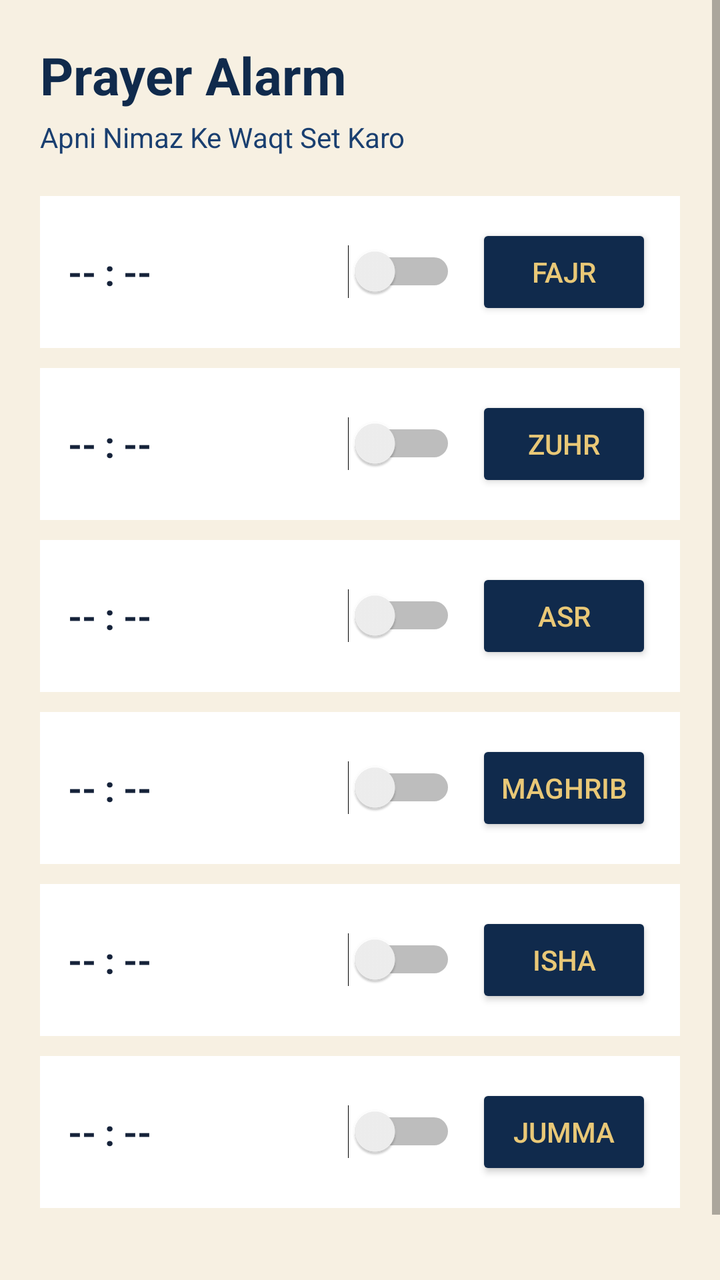
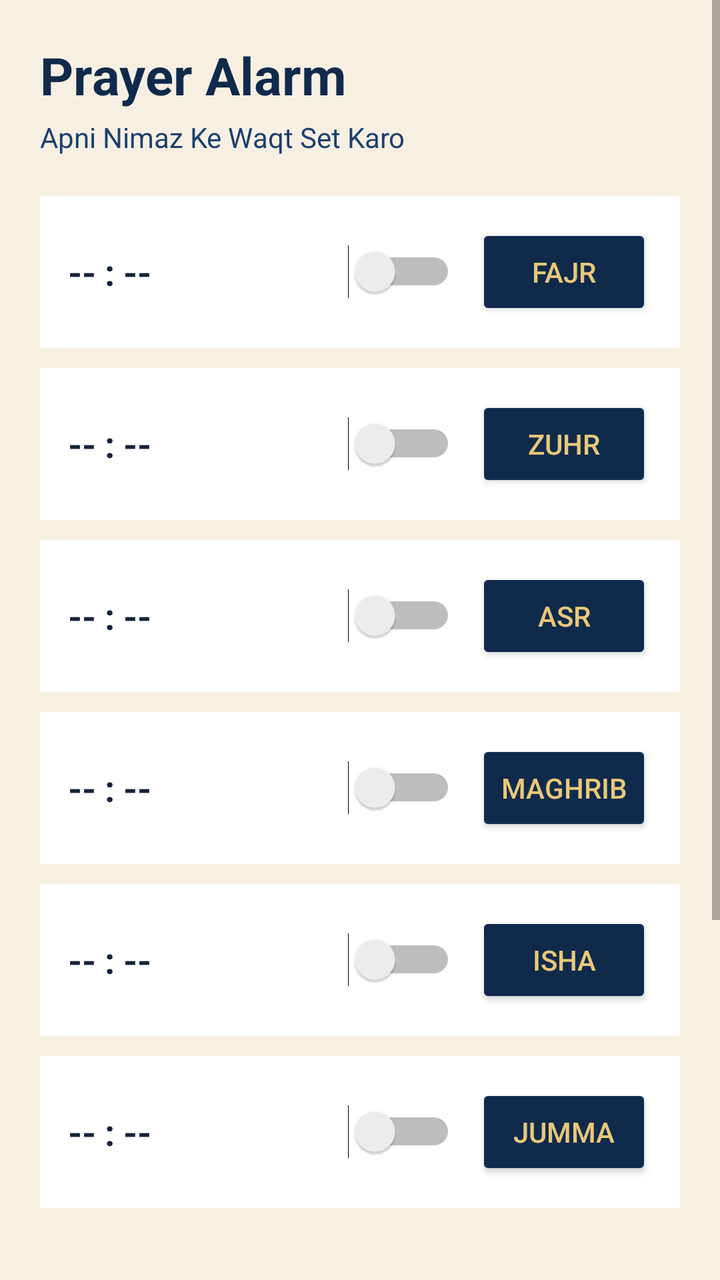

Compare the two renders of this Android layout. The source of the first and the diff that turns it into the second are given below.
<!-- AndroidManifest.xml: application theme Theme.PrayerAlarm -->
<!-- res/layout/activity_main.xml -->
<?xml version="1.0" encoding="utf-8"?>
<ScrollView xmlns:android="http://schemas.android.com/apk/res/android"
    android:layout_width="match_parent"
    android:layout_height="match_parent"
    android:background="@color/cream">

    <LinearLayout
        android:layout_width="match_parent"
        android:layout_height="wrap_content"
        android:orientation="vertical"
        android:padding="20dp">

        <TextView
            android:layout_width="wrap_content"
            android:layout_height="wrap_content"
            android:text="Prayer Alarm"
            android:textColor="@color/navy"
            android:textSize="26sp"
            android:textStyle="bold"/>

        <TextView
            android:layout_width="wrap_content"
            android:layout_height="wrap_content"
            android:layout_marginTop="4dp"
            android:layout_marginBottom="20dp"
            android:text="Apni Nimaz Ke Waqt Set Karo"
            android:textColor="@color/navy2"
            android:textSize="14sp"/>

        <LinearLayout
            android:layout_width="match_parent"
            android:layout_height="wrap_content"
            android:orientation="horizontal"
            android:background="#FFFFFF"
            android:padding="14dp"
            android:layout_marginBottom="10dp"
            android:gravity="center_vertical">
            <TextView
                android:id="@+id/lblFajr"
                android:layout_width="0dp"
                android:layout_height="wrap_content"
                android:layout_weight="1"
                android:text="-- : --"
                android:textColor="@color/textDark"
                android:textSize="18sp"
                android:textStyle="bold"/>
            <Switch
                android:id="@+id/swFajr"
                android:layout_width="wrap_content"
                android:layout_height="wrap_content"
                android:layout_marginEnd="10dp"/>
            <Button
                android:id="@+id/btnFajr"
                android:layout_width="wrap_content"
                android:layout_height="wrap_content"
                android:text="Fajr"
                android:backgroundTint="@color/navy"
                android:textColor="@color/gold"/>
        </LinearLayout>

        <LinearLayout
            android:layout_width="match_parent"
            android:layout_height="wrap_content"
            android:orientation="horizontal"
            android:background="#FFFFFF"
            android:padding="14dp"
            android:layout_marginBottom="10dp"
            android:gravity="center_vertical">
            <TextView
                android:id="@+id/lblZuhr"
                android:layout_width="0dp"
                android:layout_height="wrap_content"
                android:layout_weight="1"
                android:text="-- : --"
                android:textColor="@color/textDark"
                android:textSize="18sp"
                android:textStyle="bold"/>
            <Switch
                android:id="@+id/swZuhr"
                android:layout_width="wrap_content"
                android:layout_height="wrap_content"
                android:layout_marginEnd="10dp"/>
            <Button
                android:id="@+id/btnZuhr"
                android:layout_width="wrap_content"
                android:layout_height="wrap_content"
                android:text="Zuhr"
                android:backgroundTint="@color/navy"
                android:textColor="@color/gold"/>
        </LinearLayout>

        <LinearLayout
            android:layout_width="match_parent"
            android:layout_height="wrap_content"
            android:orientation="horizontal"
            android:background="#FFFFFF"
            android:padding="14dp"
            android:layout_marginBottom="10dp"
            android:gravity="center_vertical">
            <TextView
                android:id="@+id/lblAsr"
                android:layout_width="0dp"
                android:layout_height="wrap_content"
                android:layout_weight="1"
                android:text="-- : --"
                android:textColor="@color/textDark"
                android:textSize="18sp"
                android:textStyle="bold"/>
            <Switch
                android:id="@+id/swAsr"
                android:layout_width="wrap_content"
                android:layout_height="wrap_content"
                android:layout_marginEnd="10dp"/>
            <Button
                android:id="@+id/btnAsr"
                android:layout_width="wrap_content"
                android:layout_height="wrap_content"
                android:text="Asr"
                android:backgroundTint="@color/navy"
                android:textColor="@color/gold"/>
        </LinearLayout>

        <LinearLayout
            android:layout_width="match_parent"
            android:layout_height="wrap_content"
            android:orientation="horizontal"
            android:background="#FFFFFF"
            android:padding="14dp"
            android:layout_marginBottom="10dp"
            android:gravity="center_vertical">
            <TextView
                android:id="@+id/lblMaghrib"
                android:layout_width="0dp"
                android:layout_height="wrap_content"
                android:layout_weight="1"
                android:text="-- : --"
                android:textColor="@color/textDark"
                android:textSize="18sp"
                android:textStyle="bold"/>
            <Switch
                android:id="@+id/swMaghrib"
                android:layout_width="wrap_content"
                android:layout_height="wrap_content"
                android:layout_marginEnd="10dp"/>
            <Button
                android:id="@+id/btnMaghrib"
                android:layout_width="wrap_content"
                android:layout_height="wrap_content"
                android:text="Maghrib"
                android:backgroundTint="@color/navy"
                android:textColor="@color/gold"/>
        </LinearLayout>

        <LinearLayout
            android:layout_width="match_parent"
            android:layout_height="wrap_content"
            android:orientation="horizontal"
            android:background="#FFFFFF"
            android:padding="14dp"
            android:layout_marginBottom="10dp"
            android:gravity="center_vertical">
            <TextView
                android:id="@+id/lblIsha"
                android:layout_width="0dp"
                android:layout_height="wrap_content"
                android:layout_weight="1"
                android:text="-- : --"
                android:textColor="@color/textDark"
                android:textSize="18sp"
                android:textStyle="bold"/>
            <Switch
                android:id="@+id/swIsha"
                android:layout_width="wrap_content"
                android:layout_height="wrap_content"
                android:layout_marginEnd="10dp"/>
            <Button
                android:id="@+id/btnIsha"
                android:layout_width="wrap_content"
                android:layout_height="wrap_content"
                android:text="Isha"
                android:backgroundTint="@color/navy"
                android:textColor="@color/gold"/>
        </LinearLayout>

        <LinearLayout
            android:layout_width="match_parent"
            android:layout_height="wrap_content"
            android:orientation="horizontal"
            android:background="#FFFFFF"
            android:padding="14dp"
            android:layout_marginBottom="10dp"
            android:gravity="center_vertical">
            <TextView
                android:id="@+id/lblJumma"
                android:layout_width="0dp"
                android:layout_height="wrap_content"
                android:layout_weight="1"
                android:text="-- : --"
                android:textColor="@color/textDark"
                android:textSize="18sp"
                android:textStyle="bold"/>
            <Switch
                android:id="@+id/swJumma"
                android:layout_width="wrap_content"
                android:layout_height="wrap_content"
                android:layout_marginEnd="10dp"/>
            <Button
                android:id="@+id/btnJumma"
                android:layout_width="wrap_content"
                android:layout_height="wrap_content"
                android:text="Jumma"
                android:backgroundTint="@color/navy"
                android:textColor="@color/gold"/>
        </LinearLayout>

        <TextView
            android:layout_width="wrap_content"
            android:layout_height="wrap_content"
            android:layout_marginTop="24dp"
            android:text="App band ya phone lock ho, alarm phir bhi bajega."
            android:textColor="@color/navy2"
            android:textSize="12sp"/>

    </LinearLayout>
</ScrollView>
<!-- resources referenced by this layout -->
<resources>
  <color name="cream">#F7F0E2</color>
  <color name="gold">#E9C877</color>
  <color name="navy">#102A4C</color>
  <color name="navy2">#1A3F70</color>
  <color name="textDark">#16233A</color>
  <style name="Theme.PrayerAlarm" parent="Theme.MaterialComponents.DayNight.NoActionBar">
          <item name="colorPrimary">@color/navy</item>
          <item name="colorPrimaryVariant">@color/navy2</item>
          <item name="colorOnPrimary">@color/gold</item>
          <item name="android:windowBackground">@color/cream</item>
      </style>
</resources>

<!-- the commit's change to res/layout/activity_main.xml (unified diff, before → after) -->
@@ -217,9 +217,44 @@
             android:layout_width="wrap_content"
             android:layout_height="wrap_content"
             android:layout_marginTop="24dp"
-            android:text="App band ya phone lock ho, alarm phir bhi bajega."
+            android:text="App band ya phone lock ho, alarm phir bhi bajega. Har namaz se 15 minute pehle reminder bhi aayega."
             android:textColor="@color/navy2"
             android:textSize="12sp"/>
 
+        <Button
+            android:id="@+id/btnChangeRingtone"
+            android:layout_width="match_parent"
+            android:layout_height="wrap_content"
+            android:layout_marginTop="20dp"
+            android:text="🔔 Change Alarm Ringtone"
+            android:backgroundTint="@color/navy"
+            android:textColor="@color/gold"/>
+
+        <TextView
+            android:layout_width="wrap_content"
+            android:layout_height="wrap_content"
+            android:layout_marginTop="28dp"
+            android:layout_marginBottom="10dp"
+            android:text="Extra Alarms"
+            android:textColor="@color/navy"
+            android:textSize="18sp"
+            android:textStyle="bold"/>
+
+        <LinearLayout
+            android:id="@+id/customAlarmsContainer"
+            android:layout_width="match_parent"
+            android:layout_height="wrap_content"
+            android:orientation="vertical"/>
+
+        <Button
+            android:id="@+id/btnAddCustomAlarm"
+            android:layout_width="match_parent"
+            android:layout_height="wrap_content"
+            android:layout_marginTop="4dp"
+            android:layout_marginBottom="20dp"
+            android:text="+ Add Custom Alarm"
+            android:backgroundTint="@color/navy"
+            android:textColor="@color/gold"/>
+
     </LinearLayout>
 </ScrollView>
